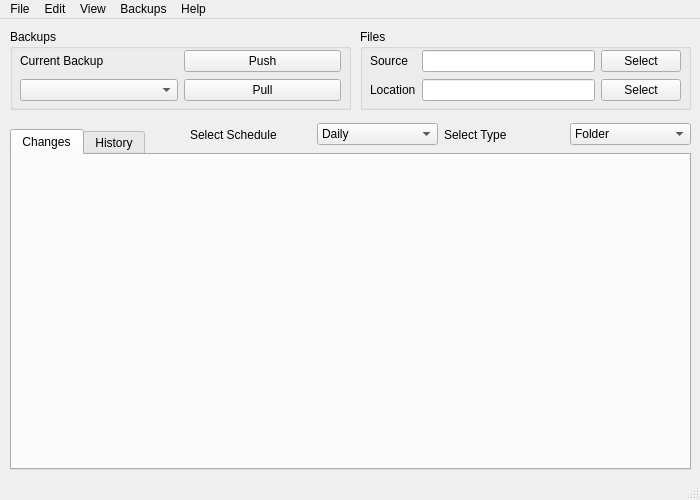
quentintyr/worldBackup, file ui/world.ui: the form before one commit.
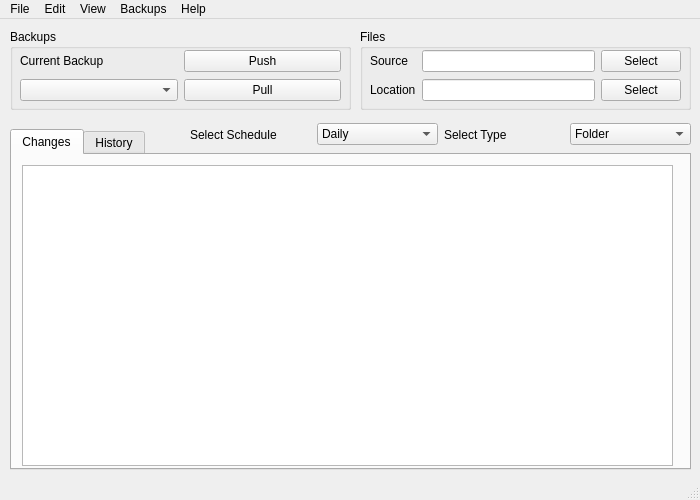
The form after the commit.

Commit message: EDIT | added table view

```diff
--- a/ui/world.ui
+++ b/ui/world.ui
@@ -114,6 +114,16 @@
      <attribute name="title">
       <string>Changes</string>
      </attribute>
+     <widget class="QTableView" name="tableView">
+      <property name="geometry">
+       <rect>
+        <x>10</x>
+        <y>10</y>
+        <width>651</width>
+        <height>301</height>
+       </rect>
+      </property>
+     </widget>
     </widget>
     <widget class="QWidget" name="tab_2history_tab">
      <attribute name="title">
```
The commit also changes 1 other file.
